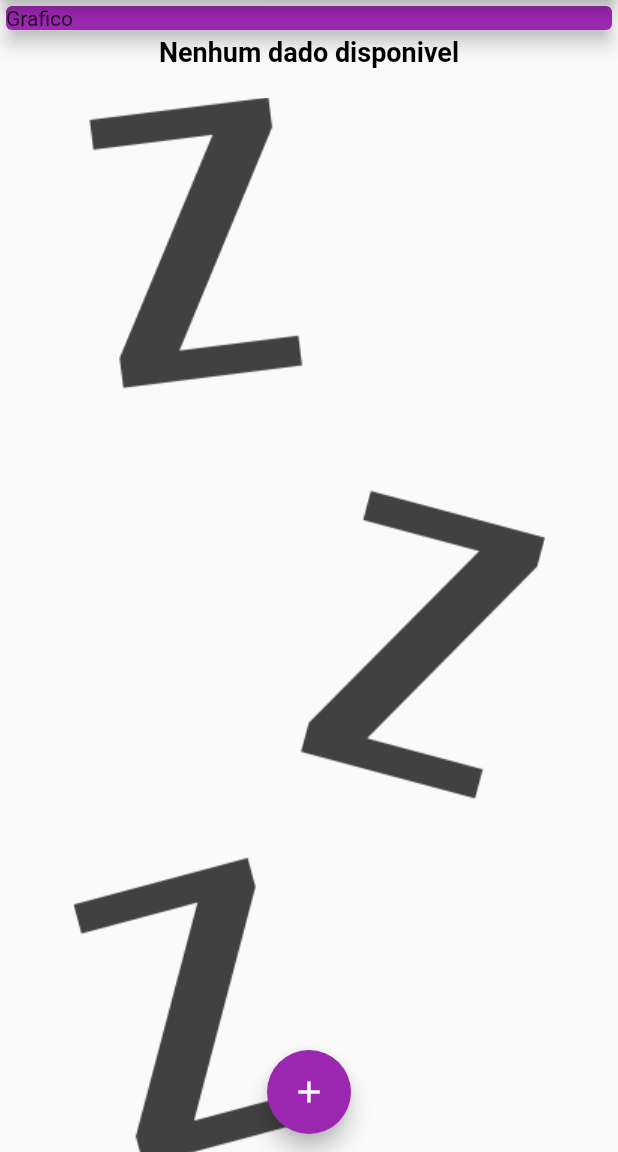
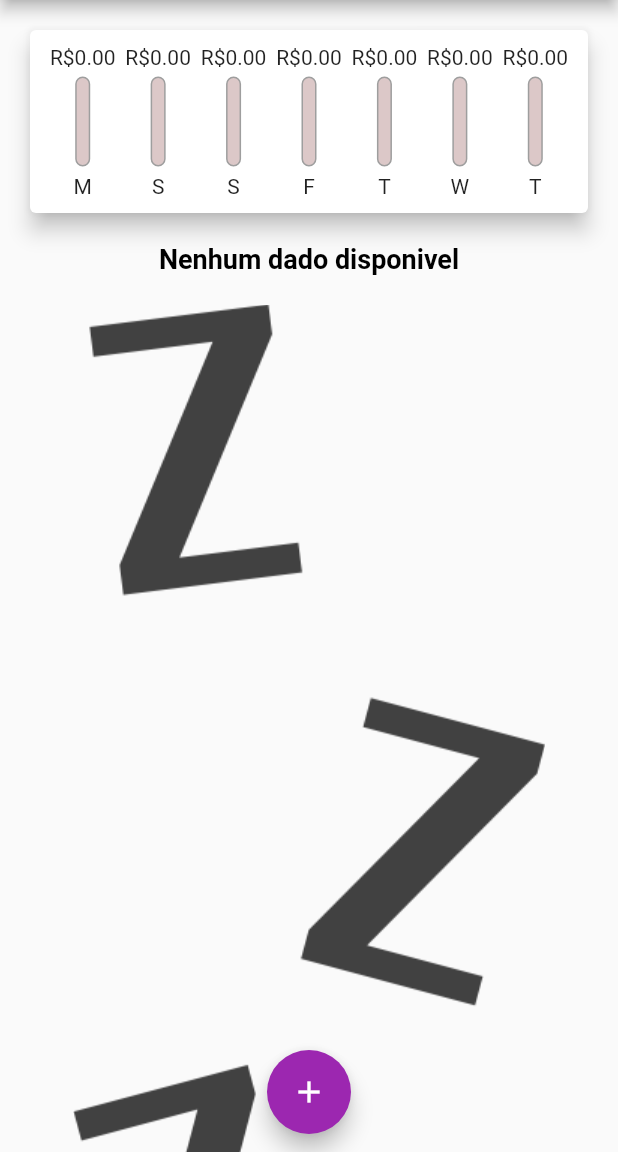
Before and after one commit to jfcbxp/flutter-expenses-curso, a Flutter app: the screen it shows after launch, on a phone screen of 412 x 824 dp, the part 84-1236 px from its top. Run offline on Flutter 3.47's test engine with Material 2 defaults, Android fonts, the phone set to English and light mode, and no system bars.

Commit message:
adicionado chart

```diff
--- /dev/null
+++ b/lib/components/chart.dart
@@ -0,0 +1,56 @@
+import 'package:expenses/components/chart_bar.dart';
+import 'package:expenses/models/transaction.dart';
+import 'package:flutter/material.dart';
+import 'package:intl/intl.dart';
+
+class Chart extends StatelessWidget {
+  final List<Transaction> recentTransaction;
+
+  const Chart(this.recentTransaction, {super.key});
+
+  List<Map<String, Object>> get groupedTransactions {
+    return List.generate(7, (index) {
+      final weekDay = DateTime.now().subtract(Duration(days: index));
+
+      double totalSum = 0.0;
+
+      for (var i = 0; i < recentTransaction.length; i++) {
+        bool sameDay = recentTransaction[i].date.day == weekDay.day;
+        bool sameMonth = recentTransaction[i].date.month == weekDay.month;
+        bool sameYear = recentTransaction[i].date.year == weekDay.year;
+        if (sameDay && sameMonth && sameYear) {
+          totalSum += recentTransaction[i].value;
+        }
+      }
+      return {'day': DateFormat.E().format(weekDay)[0], 'value': totalSum};
+    });
+  }
+
+  double get _weekTotalValue {
+    return groupedTransactions.fold(0.0, (sum, tr) {
+      return sum + (tr['value'] as double);
+    });
+  }
+
+  @override
+  Widget build(BuildContext context) {
+    return Card(
+      elevation: 6,
+      margin: EdgeInsets.all(20),
+      child: Padding(
+        padding: const EdgeInsets.all(10),
+        child: Row(
+            mainAxisAlignment: MainAxisAlignment.spaceAround,
+            children: groupedTransactions.map((tr) {
+              return Flexible(
+                fit: FlexFit.tight,
+                child: ChartBar(
+                    label: tr['day'] as String,
+                    value: tr['value'] as double,
+                    percent: (tr['value'] as double) / _weekTotalValue),
+              );
+            }).toList()),
+      ),
+    );
+  }
+}
--- /dev/null
+++ b/lib/components/chart_bar.dart
@@ -0,0 +1,55 @@
+import 'package:flutter/cupertino.dart';
+import 'package:flutter/material.dart';
+import 'package:flutter/src/widgets/container.dart';
+import 'package:flutter/src/widgets/framework.dart';
+
+class ChartBar extends StatelessWidget {
+  final String label;
+  final double value;
+  final double percent;
+
+  const ChartBar(
+      {required this.label,
+      required this.value,
+      required this.percent,
+      super.key});
+
+  @override
+  Widget build(BuildContext context) {
+    return Column(
+      children: [
+        FittedBox(child: Text('R\$${value.toStringAsFixed(2)}')),
+        SizedBox(
+          height: 5,
+        ),
+        Container(
+          height: 60,
+          width: 10,
+          child: Stack(
+            alignment: Alignment.bottomCenter,
+            children: [
+              Container(
+                decoration: BoxDecoration(
+                    border: Border.all(color: Colors.grey, width: 1.0),
+                    color: Color.fromRGBO(220, 200, 200, 1),
+                    borderRadius: BorderRadius.circular(5)),
+              ),
+              FractionallySizedBox(
+                heightFactor: percent,
+                child: Container(
+                  decoration: BoxDecoration(
+                      color: Theme.of(context).colorScheme.primary,
+                      borderRadius: BorderRadius.circular(5)),
+                ),
+              ),
+            ],
+          ),
+        ),
+        SizedBox(
+          height: 5,
+        ),
+        Text(label)
+      ],
+    );
+  }
+}
--- a/lib/main.dart
+++ b/lib/main.dart
@@ -1,3 +1,4 @@
+import 'package:expenses/components/chart.dart';
 import 'package:expenses/components/transaction-form.dart';
 import 'package:flutter/material.dart';
 import 'package:expenses/models/transaction.dart';
@@ -51,6 +52,12 @@ class MyHomePage extends StatefulWidget {
 class _MyHomePageState extends State<MyHomePage> {
   final List<Transaction> _transactions = [];
 
+  List<Transaction> get _recentTransactions {
+    return _transactions.where((tr) {
+      return tr.date.isAfter(DateTime.now().subtract(Duration(days: 7)));
+    }).toList();
+  }
+
   _openTransactionFormModal(BuildContext context) {
     showModalBottomSheet(
         context: context,
@@ -88,12 +95,7 @@ class _MyHomePageState extends State<MyHomePage> {
             mainAxisAlignment: MainAxisAlignment.start,
             crossAxisAlignment: CrossAxisAlignment.stretch,
             children: [
-              Container(
-                  child: Card(
-                child: Text('Grafico'),
-                elevation: 5,
-                color: Theme.of(context).colorScheme.primary,
-              )),
+              Chart(_recentTransactions),
               Column(
                 children: [TransactionList(_transactions)],
               )
```
